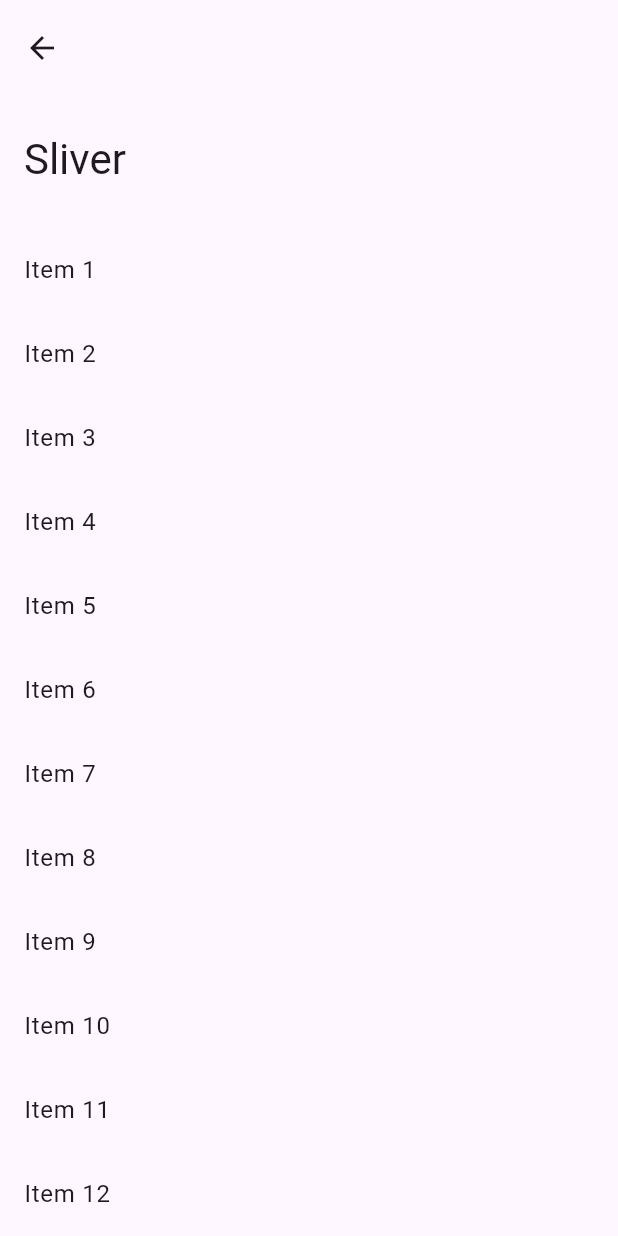
After one commit to cotlra/flutter-ui-sample, a Flutter app: the SliverPage screen opened by its route, on a phone screen of 412 x 824 dp. The commit adds this screen. Run offline on Flutter 3.47's test engine with Material 3 defaults, Android fonts, the light colour scheme and no system bars.

Commit message:
sliver 追加など

```diff
--- a/lib/data/page_info.dart
+++ b/lib/data/page_info.dart
@@ -1,5 +1,6 @@
 import 'package:flutter/material.dart';
 import 'package:ui_sample/page/object/container_page.dart';
+import 'package:ui_sample/page/other/sliver_page.dart';
 import 'package:ui_sample/page/scroll/scrollbar_page.dart';
 import 'package:ui_sample/page/theme/color_theme_page.dart';
 import 'package:ui_sample/page/theme/text_theme_page.dart';
@@ -15,17 +16,18 @@ import '../page/button/floating_action_button_page.dart';
 import '../page/button/icon_button_page.dart';
 import '../page/button/segmented_button_page.dart';
 import '../page/button/toggle_buttons_page.dart';
-import '../page/data_table_page.dart';
-import '../page/draggable_page.dart';
 import '../page/free_page.dart';
-import '../page/input_page.dart';
 import '../page/list/list_tile_page.dart';
 import '../page/list/list_view_builder_page.dart';
 import '../page/list/list_view_page.dart';
 import '../page/list/reorderable_list_view_page.dart';
-import '../page/navigator.dart';
 import '../page/object/flutter_logo_page.dart';
 import '../page/object/placeholder_page.dart';
+import '../page/other/data_table_page.dart';
+import '../page/other/draggable_page.dart';
+import '../page/other/input_page.dart';
+import '../page/other/navigator.dart';
+import '../page/other/stepper_page.dart';
 import '../page/pop_up/dialog_page.dart';
 import '../page/pop_up/menu_anchor_page.dart';
 import '../page/pop_up/picker_page.dart';
@@ -41,7 +43,6 @@ import '../page/root_navigation/tab_bar_page.dart';
 import '../page/scroll/page_view_page.dart';
 import '../page/scroll/single_child_scroll_view_page.dart';
 import '../page/scroll/tab_page_selector.dart';
-import '../page/stepper_page.dart';
 
 class PageInfo {
   final String pageName;
@@ -246,6 +247,18 @@ class PageList {
       page: const FlipCardPage(title: 'カードの回転'),
     ),
   ];
+  final themeList = [
+    PageInfo(
+      pageName: 'Text Theme',
+      pageRoute: '/textTheme',
+      page: const TextThemePage(title: 'Text Theme'),
+    ),
+    PageInfo(
+      pageName: 'Color Theme',
+      pageRoute: '/colorTheme',
+      page: const ColorThemePage(title: 'Color Theme'),
+    ),
+  ];
   final otherList = [
     PageInfo(
       pageName: 'Data Table',
@@ -273,22 +286,14 @@ class PageList {
       page: const NavigatorPage(title: 'Navigator（画面遷移）'),
     ),
     PageInfo(
+      pageName: 'Sliver',
+      pageRoute: '/sliver',
+      page: const SliverPage(title: 'Sliver'),
+    ),
+    PageInfo(
       pageName: 'お試しページ',
       pageRoute: '/free',
       page: const FreePage(title: 'お試しページ'),
-    ),
-  ];
-
-  final themeList = [
-    PageInfo(
-      pageName: 'Text Theme',
-      pageRoute: '/textTheme',
-      page: const TextThemePage(title: 'Text Theme'),
-    ),
-    PageInfo(
-      pageName: 'Color Theme',
-      pageRoute: '/colorTheme',
-      page: const ColorThemePage(title: 'Color Theme'),
     ),
   ];
 
--- a/lib/main.dart
+++ b/lib/main.dart
@@ -1,5 +1,5 @@
 import 'package:flutter/material.dart';
-import 'package:ui_sample/page/navigator.dart';
+import 'package:ui_sample/page/other/navigator.dart';
 
 import 'data/page_info.dart';
 import 'page/my_home_page.dart';
--- /dev/null
+++ b/lib/page/other/sliver_page.dart
@@ -0,0 +1,52 @@
+import 'package:flutter/material.dart';
+
+class SliverPage extends StatefulWidget {
+  const SliverPage({super.key, required this.title});
+
+  final String title;
+
+  @override
+  State<SliverPage> createState() => _SliverPageState();
+}
+
+class _SliverPageState extends State<SliverPage> {
+  final list = List.generate(51, (index) => 'Item ${index + 1}');
+
+  @override
+  Widget build(BuildContext context) {
+    return Scaffold(
+        body: CustomScrollView(
+      slivers: [
+        SliverAppBar.large(
+          title: Text(widget.title),
+          floating: true,
+        ),
+        SliverList(
+          delegate: SliverChildBuilderDelegate(
+            (BuildContext context, int index) {
+              return ListTile(
+                title: Text(list[index]),
+              );
+            },
+            childCount: list.length,
+          ),
+        ),
+        SliverGrid(
+          delegate: SliverChildBuilderDelegate(
+            (BuildContext context, int index) {
+              return Card(
+                child: Center(
+                  child: Text(list[index]),
+                ),
+              );
+            },
+            childCount: list.length,
+          ),
+          gridDelegate: const SliverGridDelegateWithFixedCrossAxisCount(
+            crossAxisCount: 3,
+          ),
+        ),
+      ],
+    ));
+  }
+}
```
Also changed, not shown: lib/page/other/data_table_page.dart (renamed from lib/page/data_table_page.dart), lib/page/other/draggable_page.dart (renamed from lib/page/draggable_page.dart), lib/page/other/input_page.dart (renamed from lib/page/input_page.dart), lib/page/other/navigator.dart (renamed from lib/page/navigator.dart), lib/page/other/stepper_page.dart (renamed from lib/page/stepper_page.dart).
